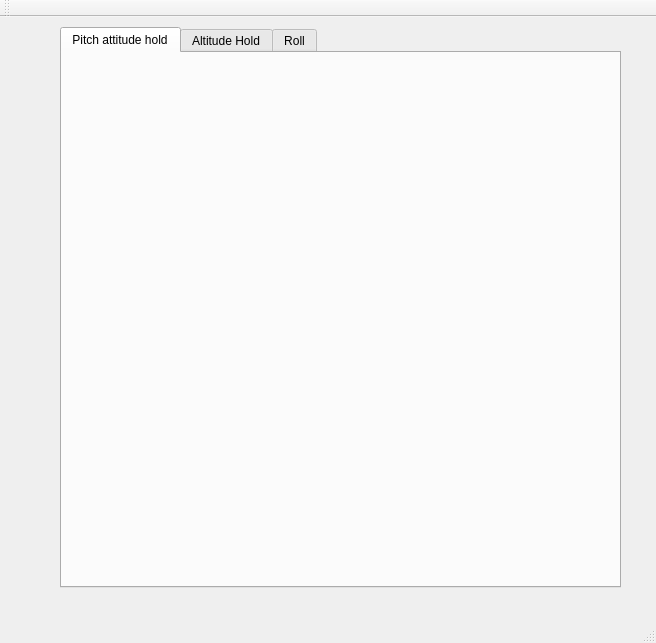
Old version of the form tuning_mode/resource/TuningMode.ui in the repository uavteambyu/rosplane_plugins.
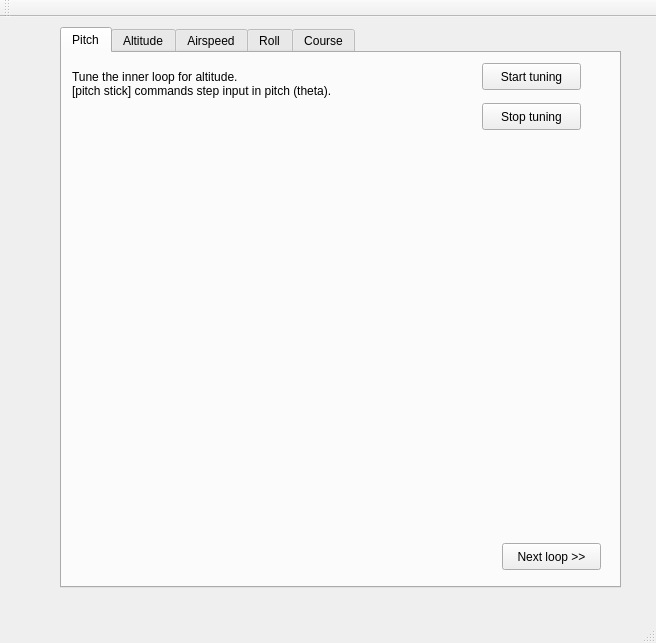
New version of the form.

Diff of the .ui file:
```diff
--- a/tuning_mode/resource/TuningMode.ui
+++ b/tuning_mode/resource/TuningMode.ui
@@ -31,12 +31,70 @@
     </property>
     <widget class="QWidget" name="tab_3">
      <attribute name="title">
-      <string>Pitch attitude hold</string>
+      <string>Pitch</string>
      </attribute>
+     <widget class="QLabel" name="label">
+      <property name="geometry">
+       <rect>
+        <x>10</x>
+        <y>10</y>
+        <width>521</width>
+        <height>41</height>
+       </rect>
+      </property>
+      <property name="text">
+       <string>Tune the inner loop for altitude. 
+[pitch stick] commands step input in pitch (theta).</string>
+      </property>
+     </widget>
+     <widget class="QPushButton" name="pushButton">
+      <property name="geometry">
+       <rect>
+        <x>440</x>
+        <y>490</y>
+        <width>99</width>
+        <height>27</height>
+       </rect>
+      </property>
+      <property name="text">
+       <string>Next loop &gt;&gt;</string>
+      </property>
+     </widget>
+     <widget class="QPushButton" name="pushButton_2">
+      <property name="geometry">
+       <rect>
+        <x>420</x>
+        <y>10</y>
+        <width>99</width>
+        <height>27</height>
+       </rect>
+      </property>
+      <property name="text">
+       <string>Start tuning</string>
+      </property>
+     </widget>
+     <widget class="QPushButton" name="pushButton_3">
+      <property name="geometry">
+       <rect>
+        <x>420</x>
+        <y>50</y>
+        <width>99</width>
+        <height>27</height>
+       </rect>
+      </property>
+      <property name="text">
+       <string>Stop tuning</string>
+      </property>
+     </widget>
     </widget>
     <widget class="QWidget" name="tab">
      <attribute name="title">
-      <string>Altitude Hold</string>
+      <string>Altitude</string>
+     </attribute>
+    </widget>
+    <widget class="QWidget" name="tab_4">
+     <attribute name="title">
+      <string>Airspeed</string>
      </attribute>
     </widget>
     <widget class="QWidget" name="tab_2">
@@ -44,6 +102,11 @@
       <string>Roll</string>
      </attribute>
     </widget>
+    <widget class="QWidget" name="tab_5">
+     <attribute name="title">
+      <string>Course</string>
+     </attribute>
+    </widget>
    </widget>
   </widget>
   <widget class="QMenuBar" name="menubar">
```
Left out of the diff: 2 changed lines with no effect on the pictures.
